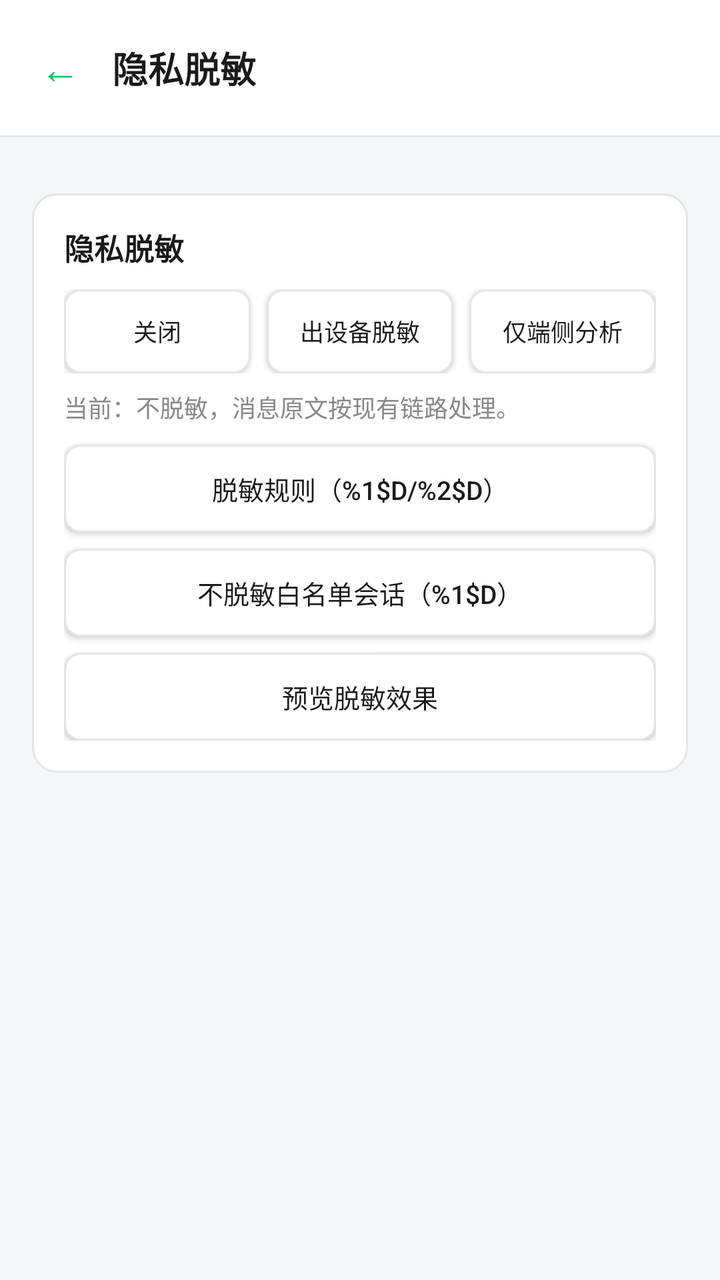
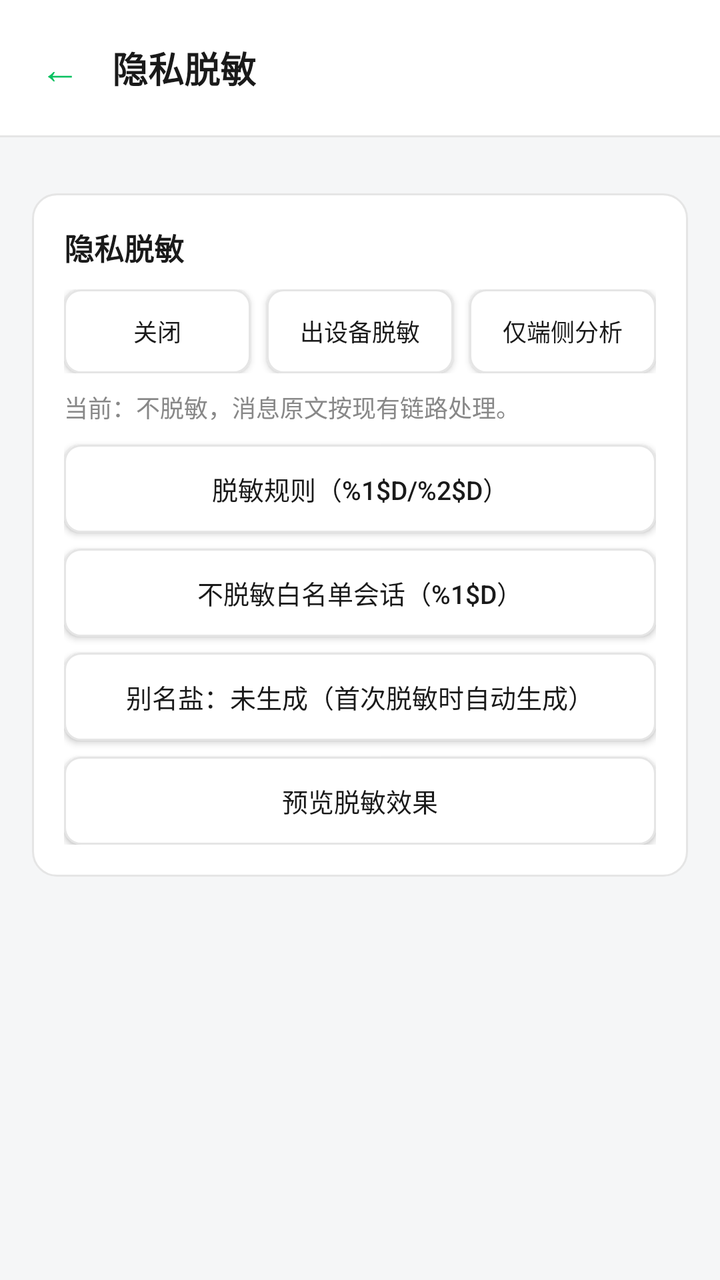

Before-and-after screenshots of an Android layout around one commit, followed by the original layout XML and the change that was made.
<!-- AndroidManifest.xml: application theme AppTheme -->
<!-- res/layout/activity_privacy_settings.xml -->
<?xml version="1.0" encoding="utf-8"?>
<LinearLayout xmlns:android="http://schemas.android.com/apk/res/android"
    android:layout_width="match_parent"
    android:layout_height="match_parent"
    android:orientation="vertical">

    
    <LinearLayout
        android:layout_width="match_parent"
        android:layout_height="wrap_content"
        android:background="@color/card_bg"
        android:gravity="center_vertical"
        android:orientation="horizontal"
        android:padding="12dp">

        <TextView
            android:id="@+id/btnBack"
            android:layout_width="wrap_content"
            android:layout_height="wrap_content"
            android:padding="8dp"
            android:text="@string/nav_back"
            android:textColor="@color/brand_green"
            android:textSize="20sp" />

        <TextView
            android:layout_width="wrap_content"
            android:layout_height="wrap_content"
            android:layout_marginStart="8dp"
            android:text="@string/privacy_page_title"
            android:textColor="@color/text_primary"
            android:textSize="18sp"
            android:textStyle="bold" />
    </LinearLayout>

    <View
        android:layout_width="match_parent"
        android:layout_height="1dp"
        android:background="@color/divider" />

    <ScrollView
        android:layout_width="match_parent"
        android:layout_height="0dp"
        android:layout_weight="1">

        
        <LinearLayout
            style="@style/PageContentContainer"
            android:layout_width="match_parent"
            android:layout_height="wrap_content">

            
            <LinearLayout
                android:layout_width="match_parent"
                android:layout_height="wrap_content"
                android:layout_marginTop="12dp"
                android:background="@drawable/bg_card"
                android:orientation="vertical"
                android:padding="16dp">

                <TextView
                    android:layout_width="match_parent"
                    android:layout_height="wrap_content"
                    android:text="@string/privacy_section_title"
                    android:textColor="@color/text_primary"
                    android:textSize="15sp"
                    android:textStyle="bold" />

                <LinearLayout
                    android:layout_width="match_parent"
                    android:layout_height="wrap_content"
                    android:layout_marginTop="10dp"
                    android:orientation="horizontal">

                    <Button
                        style="@style/AppButtonSecondary"
                        android:id="@+id/btnPrivacyOff"
                        android:layout_width="0dp"
                        android:layout_height="42dp"
                        android:layout_weight="1"
                        android:minHeight="0dp"
                        android:padding="0dp"
                        android:text="@string/privacy_mode_off"
                        android:textSize="12sp" />

                    <Button
                        style="@style/AppButtonSecondary"
                        android:id="@+id/btnPrivacyCloud"
                        android:layout_width="0dp"
                        android:layout_height="42dp"
                        android:layout_marginStart="8dp"
                        android:layout_weight="1"
                        android:minHeight="0dp"
                        android:padding="0dp"
                        android:text="@string/privacy_mode_cloud"
                        android:textSize="12sp" />

                    <Button
                        style="@style/AppButtonSecondary"
                        android:id="@+id/btnPrivacyLocal"
                        android:layout_width="0dp"
                        android:layout_height="42dp"
                        android:layout_marginStart="8dp"
                        android:layout_weight="1"
                        android:minHeight="0dp"
                        android:padding="0dp"
                        android:text="@string/privacy_mode_local"
                        android:textSize="12sp" />
                </LinearLayout>

                <TextView
                    android:id="@+id/tvPrivacySummary"
                    android:layout_width="match_parent"
                    android:layout_height="wrap_content"
                    android:layout_marginTop="8dp"
                    android:text="@string/privacy_mode_off_desc"
                    android:textColor="@color/text_secondary"
                    android:textSize="12sp" />

                <Button
                    style="@style/AppButtonSecondary"
                    android:id="@+id/btnPrivacyRules"
                    android:layout_width="match_parent"
                    android:layout_height="44dp"
                    android:layout_marginTop="10dp"
                    android:minHeight="0dp"
                    android:text="@string/privacy_rules_btn"
                    android:textSize="13sp" />

                <Button
                    style="@style/AppButtonSecondary"
                    android:id="@+id/btnPrivacyBypass"
                    android:layout_width="match_parent"
                    android:layout_height="44dp"
                    android:layout_marginTop="8dp"
                    android:minHeight="0dp"
                    android:text="@string/privacy_bypass_btn"
                    android:textSize="13sp" />

                <Button
                    style="@style/AppButtonSecondary"
                    android:id="@+id/btnPrivacyPreview"
                    android:layout_width="match_parent"
                    android:layout_height="44dp"
                    android:layout_marginTop="8dp"
                    android:minHeight="0dp"
                    android:text="@string/privacy_preview_btn"
                    android:textSize="13sp" />
            </LinearLayout>

        </LinearLayout>
    </ScrollView>

</LinearLayout>
<!-- resources referenced by this layout -->
<resources>
  <color name="brand_green">#07C160</color>
  <color name="card_bg">#FFFFFF</color>
  <color name="divider">#E5E5E5</color>
  <color name="text_primary">#1A1A1A</color>
  <color name="text_secondary">#888888</color>
  <!-- drawable bg_card (drawable) -->
  <?xml version="1.0" encoding="utf-8"?>
  <shape xmlns:android="http://schemas.android.com/apk/res/android"
      android:shape="rectangle">
      <solid android:color="@color/card_bg" />
      <corners android:radius="12dp" />
      <stroke android:width="1dp" android:color="@color/divider" />
  </shape>
  <string name="nav_back">←</string>
  <string name="privacy_bypass_btn">不脱敏白名单会话（%1$d）</string>
  <string name="privacy_mode_cloud">出设备脱敏</string>
  <string name="privacy_mode_local">仅端侧分析</string>
  <string name="privacy_mode_off">关闭</string>
  <string name="privacy_mode_off_desc">当前：不脱敏，消息原文按现有链路处理。</string>
  <string name="privacy_page_title">隐私脱敏</string>
  <string name="privacy_preview_btn">预览脱敏效果</string>
  <string name="privacy_rules_btn">脱敏规则（%1$d/%2$d）</string>
  <string name="privacy_section_title">隐私脱敏</string>
  <style name="AppButtonSecondary" parent="AppButton">
          <item name="android:background">@drawable/btn_secondary</item>
          <item name="android:textColor">@color/text_primary</item>
      </style>
  <style name="PageContentContainer">
          <item name="android:orientation">vertical</item>
          <item name="android:padding">16dp</item>
      </style>
  <style name="AppTheme" parent="@android:style/Theme.Material.Light.NoActionBar">
          <item name="android:windowBackground">@color/page_bg</item>
      </style>
  <style name="AppButton" parent="@android:style/Widget.Material.Light.Button" />
  <!-- drawable btn_secondary (drawable) -->
  <?xml version="1.0" encoding="utf-8"?>
  <selector xmlns:android="http://schemas.android.com/apk/res/android">
      <item android:state_enabled="false">
          <shape android:shape="rectangle">
              <solid android:color="@color/page_bg" />
              <corners android:radius="8dp" />
              <stroke android:width="1dp" android:color="@color/divider" />
          </shape>
      </item>
      <item android:state_pressed="true">
          <shape android:shape="rectangle">
              <solid android:color="#FFEDEDED" />
              <corners android:radius="8dp" />
              <stroke android:width="1dp" android:color="@color/divider" />
          </shape>
      </item>
      <item>
          <shape android:shape="rectangle">
              <solid android:color="@color/card_bg" />
              <corners android:radius="8dp" />
              <stroke android:width="1dp" android:color="@color/divider" />
          </shape>
      </item>
  </selector>
  <color name="page_bg">#F5F6F7</color>
</resources>

<!-- the commit's change to res/layout/activity_privacy_settings.xml (unified diff, before → after) -->
@@ -138,6 +138,16 @@
 
                 <Button
                     style="@style/AppButtonSecondary"
+                    android:id="@+id/btnPrivacyAliasSalt"
+                    android:layout_width="match_parent"
+                    android:layout_height="44dp"
+                    android:layout_marginTop="8dp"
+                    android:minHeight="0dp"
+                    android:text="@string/privacy_alias_btn_unset"
+                    android:textSize="13sp" />
+
+                <Button
+                    style="@style/AppButtonSecondary"
                     android:id="@+id/btnPrivacyPreview"
                     android:layout_width="match_parent"
                     android:layout_height="44dp"
<!-- resource entries referenced after the edit -->
@@ -14,6 +14,7 @@
       <stroke android:width="1dp" android:color="@color/divider" />
   </shape>
   <string name="nav_back">←</string>
+  <string name="privacy_alias_btn_unset">别名盐：未生成（首次脱敏时自动生成）</string>
   <string name="privacy_bypass_btn">不脱敏白名单会话（%1$d）</string>
   <string name="privacy_mode_cloud">出设备脱敏</string>
   <string name="privacy_mode_local">仅端侧分析</string>
